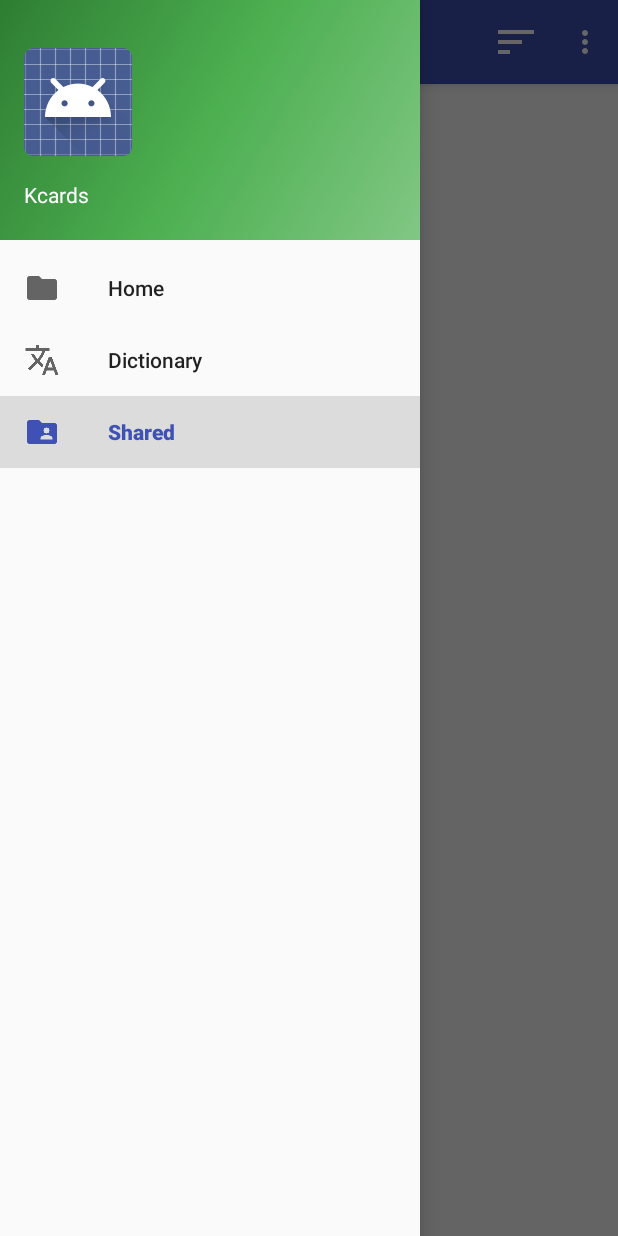
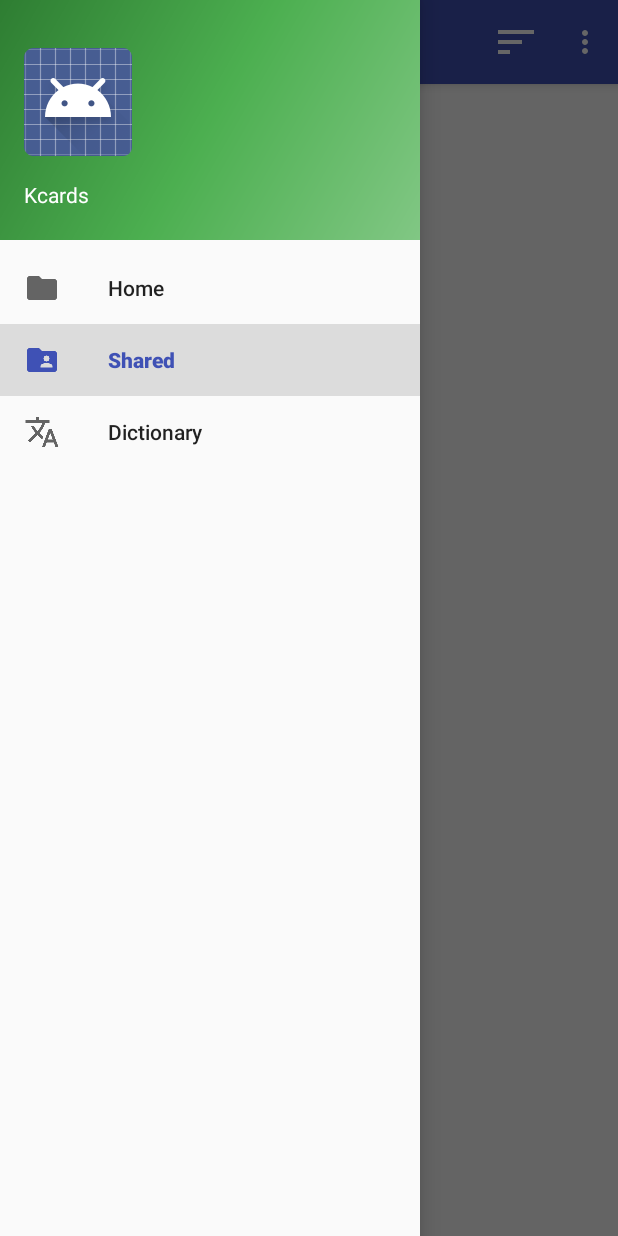
Before and after one commit to unparalleled/kcards, an Android app: the SharedDeckListActivity screen opened directly, with no data from a screen before it, with the side drawer open, on a phone screen of 412 x 824 dp. Run offline under Robolectric (Android 15) with nearby library versions, the phone set to English and light mode, and no system bars; our stand-ins replace Firebase (no records; nobody signed in at launch, a user with empty details on screens opened directly); libraries missing offline, so code that uses them is left out: com.raizlabs.android; 6 statements that could not run were skipped.

Commit message:
default to sorting decks by last updated

```diff
--- a/app/src/main/AndroidManifest.xml
+++ b/app/src/main/AndroidManifest.xml
@@ -28,7 +28,7 @@
         </activity>
 
         <activity
-            android:name=".deck_list.FirebaseDeckListActivity"
+            android:name=".deck_list.SharedDeckListActivity"
             android:parentActivityName=".deck_list.DeckListActivity"
             android:theme="@style/AppTheme.NoActionBar">
         </activity>
--- a/app/src/main/java/com/mrkevinthomas/kcards/BaseActivity.java
+++ b/app/src/main/java/com/mrkevinthomas/kcards/BaseActivity.java
@@ -18,7 +18,7 @@ import android.view.ViewGroup;
 import android.widget.ProgressBar;
 
 import com.mrkevinthomas.kcards.deck_list.DeckListActivity;
-import com.mrkevinthomas.kcards.deck_list.FirebaseDeckListActivity;
+import com.mrkevinthomas.kcards.deck_list.SharedDeckListActivity;
 
 public class BaseActivity extends AppCompatActivity implements NavigationView.OnNavigationItemSelectedListener {
 
@@ -141,10 +141,10 @@ public class BaseActivity extends AppCompatActivity implements NavigationView.On
                 Intent intent = new Intent(this, DeckListActivity.class);
                 intent.setFlags(Intent.FLAG_ACTIVITY_NEW_TASK | Intent.FLAG_ACTIVITY_CLEAR_TASK); // start fresh from home
                 startActivity(intent);
+            } else if (id == R.id.nav_shared) {
+                startActivity(new Intent(this, SharedDeckListActivity.class));
             } else if (id == R.id.nav_dictionary) {
                 // TODO
-            } else if (id == R.id.nav_shared) {
-                startActivity(new Intent(this, FirebaseDeckListActivity.class));
             }
         }
 
--- a/app/src/main/res/menu/deck_sort.xml
+++ b/app/src/main/res/menu/deck_sort.xml
@@ -1,15 +1,15 @@
 <?xml version="1.0" encoding="utf-8"?>
 <menu xmlns:android="http://schemas.android.com/apk/res/android">
+    <item
+        android:id="@+id/sort_updated"
+        android:title="@string/updated"/>
+    <item
+        android:id="@+id/sort_created"
+        android:title="@string/created"/>
     <item
         android:id="@+id/sort_name"
         android:title="@string/name"/>
     <item
         android:id="@+id/sort_description"
         android:title="@string/description"/>
-    <item
-        android:id="@+id/sort_created"
-        android:title="@string/created"/>
-    <item
-        android:id="@+id/sort_updated"
-        android:title="@string/updated"/>
 </menu>
--- a/app/src/main/res/menu/navigation_drawer.xml
+++ b/app/src/main/res/menu/navigation_drawer.xml
@@ -7,13 +7,13 @@
             android:icon="@drawable/ic_folder_black_48dp"
             android:title="@string/home"/>
         <item
+            android:id="@+id/nav_shared"
+            android:icon="@drawable/ic_folder_shared_black_48dp"
+            android:title="@string/shared"/>
+        <item
             android:id="@+id/nav_dictionary"
             android:icon="@drawable/ic_translate_black_48dp"
             android:title="@string/dictionary"/>
-        <item
-            android:id="@+id/nav_shared"
-            android:icon="@drawable/ic_folder_shared_black_48dp"
-            android:title="@string/shared"/>
     </group>
 
 </menu>
```
Also changed, not shown: app/src/main/java/com/mrkevinthomas/kcards/deck_list/DeckListActivity.java (+10 -28 lines), app/src/main/java/com/mrkevinthomas/kcards/deck_list/SharedDeckListActivity.java (renamed from app/src/main/java/com/mrkevinthomas/kcards/deck_list/FirebaseDeckListActivity.java, +8 -8 lines), app/src/main/java/com/mrkevinthomas/kcards/models/Deck.java (+29 -0 lines).
